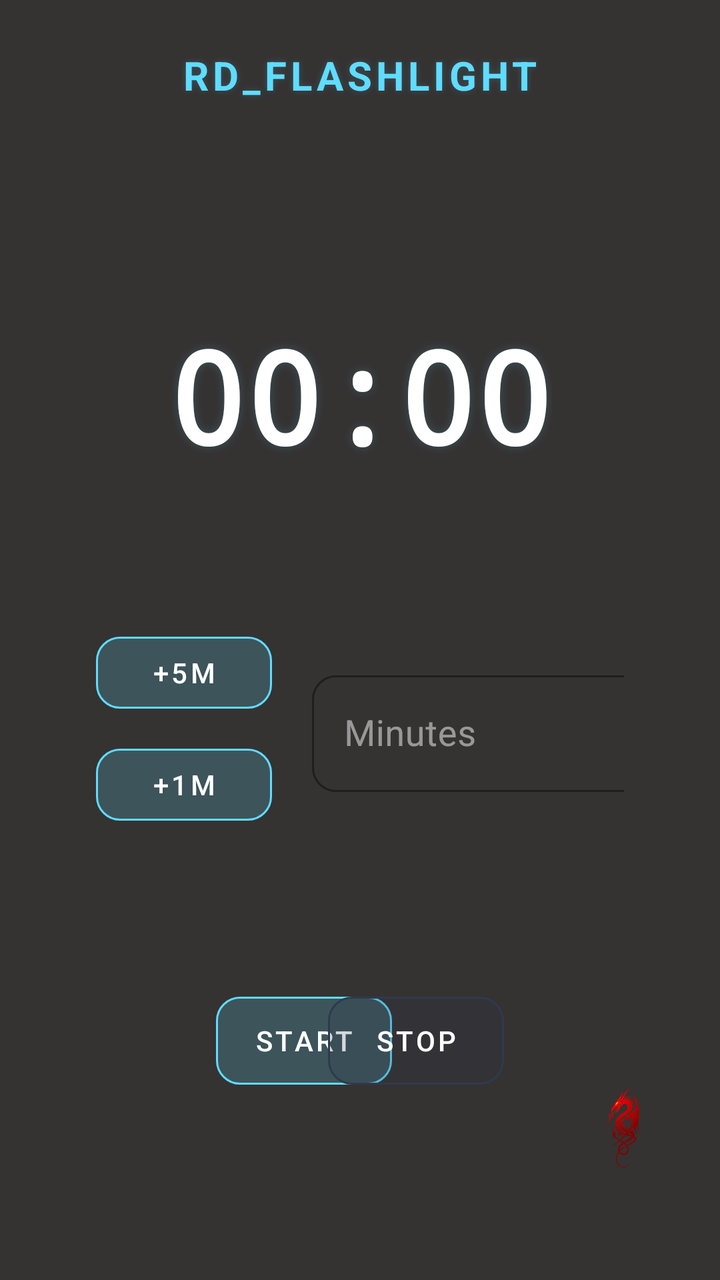
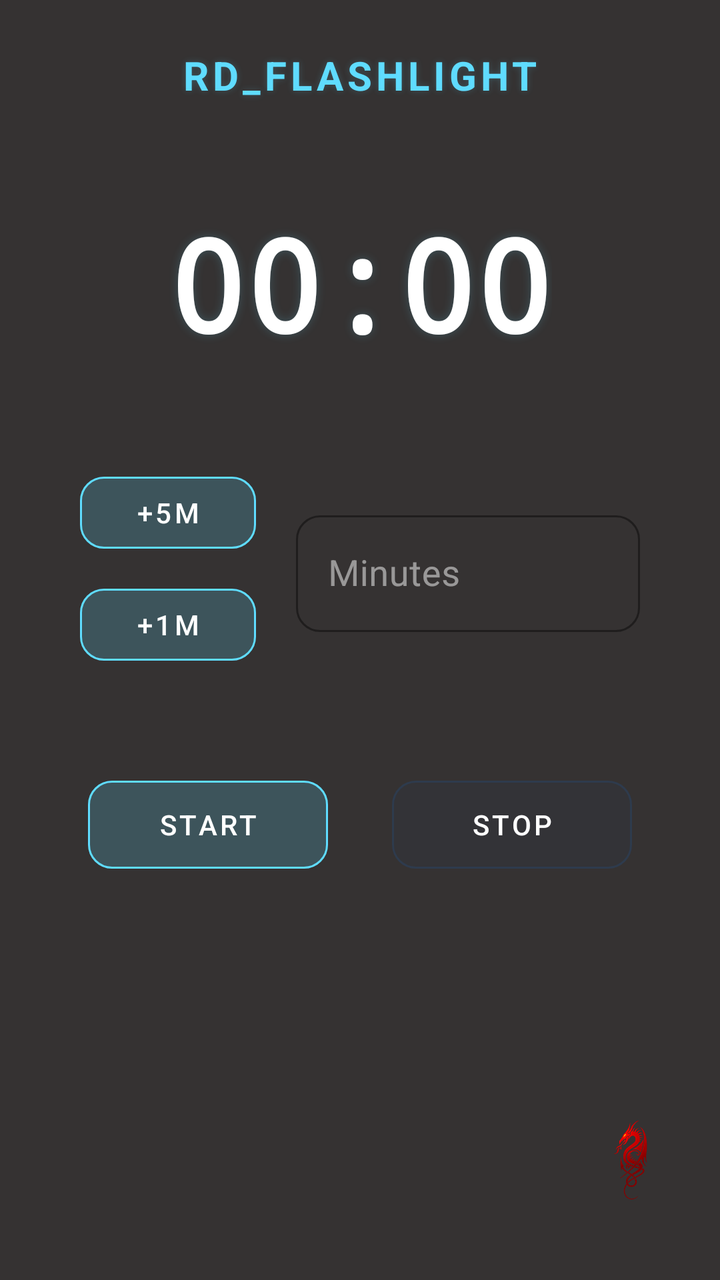

Screens rendered from an Android XML layout before and after an edit, with the pre-edit source and the edit as a unified diff.
<!-- AndroidManifest.xml: application theme AppTheme -->
<!-- res/layout/activity_main.xml -->
<?xml version="1.0" encoding="utf-8"?>
<androidx.constraintlayout.widget.ConstraintLayout
    xmlns:android="http://schemas.android.com/apk/res/android"
    xmlns:app="http://schemas.android.com/apk/res-auto"
    xmlns:tools="http://schemas.android.com/tools"
    android:layout_width="match_parent"
    android:layout_height="match_parent"
    android:background="#353232"
    android:padding="24dp"
    android:theme="@style/AppTheme">

    
    <TextView
        android:id="@+id/tvTitle"
        android:layout_width="wrap_content"
        android:layout_height="wrap_content"
        android:text="RD_FLASHLIGHT"
        android:textSize="20sp"
        android:textAllCaps="true"
        android:letterSpacing="0.1"
        app:layout_constraintTop_toTopOf="parent"
        app:layout_constraintStart_toStartOf="parent"
        app:layout_constraintEnd_toEndOf="parent"
        android:textAppearance="@style/TextAppearance.TitleGradient"/>

    

    
    <LinearLayout
        android:id="@+id/linearLayout"
        android:layout_width="wrap_content"
        android:layout_height="wrap_content"
        android:layout_marginTop="80dp"
        android:gravity="center"
        android:orientation="horizontal"
        app:layout_constraintEnd_toEndOf="parent"
        app:layout_constraintHorizontal_bias="0.498"
        app:layout_constraintStart_toStartOf="parent"
        app:layout_constraintTop_toBottomOf="@id/tvTitle">

        <ImageView
            android:layout_width="24dp"
            android:layout_height="24dp"
            android:layout_marginStart="8dp" />
    </LinearLayout>

    <com.google.android.material.card.MaterialCardView
        android:id="@+id/cardInput"
        android:layout_width="0dp"
        android:layout_height="wrap_content"
        app:cardBackgroundColor="#1E1E1E"
        app:cardCornerRadius="20dp"
        app:strokeColor="#334D4D4D"
        app:strokeWidth="1dp"
        app:layout_constraintTop_toBottomOf="@id/tvCountdown"
        app:layout_constraintStart_toStartOf="parent"
        app:layout_constraintEnd_toEndOf="parent"
        android:layout_marginTop="48dp"
        android:layout_marginHorizontal="16dp">

    </com.google.android.material.card.MaterialCardView>

    
    <LinearLayout
        android:id="@+id/linearLayout2"
        android:layout_width="0dp"
        android:layout_height="wrap_content"
        android:layout_marginTop="48dp"
        android:dividerPadding="16dp"
        android:gravity="center"
        android:orientation="horizontal"
        android:showDividers="middle"
        app:layout_constraintEnd_toEndOf="parent"
        app:layout_constraintStart_toStartOf="parent"
        app:layout_constraintTop_toBottomOf="@id/cardInput">


    </LinearLayout>

    <com.google.android.material.button.MaterialButton
        android:id="@+id/btnStart"
        style="@style/ControlButton"
        android:layout_width="wrap_content"
        android:layout_height="56dp"
        android:layout_marginStart="84dp"
        android:layout_marginTop="52dp"
        android:text="START"
        app:backgroundTint="#335FDCFF"
        app:layout_constraintStart_toStartOf="parent"
        app:layout_constraintTop_toBottomOf="@+id/linearLayout3"
        app:strokeColor="#5FDCFF"
        app:strokeWidth="1dp" />

    <com.google.android.material.button.MaterialButton
        android:id="@+id/btnStopService"
        style="@style/ControlButton"
        android:layout_width="wrap_content"
        android:layout_height="56dp"
        android:layout_marginTop="52dp"
        android:layout_marginEnd="84dp"
        android:text="STOP"
        app:backgroundTint="#332E3B4D"
        app:layout_constraintEnd_toEndOf="parent"
        app:layout_constraintTop_toBottomOf="@+id/linearLayout3"
        app:strokeColor="#2E3B4D"
        app:strokeWidth="1dp" />

    <LinearLayout
        android:id="@+id/linearLayout3"
        android:layout_width="match_parent"
        android:layout_height="wrap_content"
        android:gravity="center_vertical"
        android:orientation="horizontal"
        android:padding="24dp"
        app:layout_constraintEnd_toEndOf="parent"
        app:layout_constraintStart_toStartOf="parent"
        app:layout_constraintTop_toBottomOf="@+id/cardInput">

        
        <LinearLayout
            android:layout_width="wrap_content"
            android:layout_height="wrap_content"
            android:orientation="vertical"
            android:gravity="center">

            <com.google.android.material.button.MaterialButton
                android:id="@+id/btnAdd5Min"
                style="@style/ControlButton"
                android:layout_width="wrap_content"
                android:layout_height="48dp"
                android:text="+5m"
                app:backgroundTint="#335FDCFF"
                app:strokeColor="#5FDCFF"
                app:strokeWidth="1dp" />

            <com.google.android.material.button.MaterialButton
                android:id="@+id/btnAdd1Min"
                style="@style/ControlButton"
                android:layout_width="wrap_content"
                android:layout_height="48dp"
                android:layout_marginTop="8dp"
                android:text="+1m"
                app:backgroundTint="#335FDCFF"
                app:strokeColor="#5FDCFF"
                app:strokeWidth="1dp"/>
        </LinearLayout>
        <com.google.android.material.textfield.TextInputLayout
            style="@style/InputStyle"
            android:layout_width="0dp"
            android:layout_height="wrap_content"
            android:layout_weight="1"
            android:hint="Minutes">

            <com.google.android.material.textfield.TextInputEditText
                android:id="@+id/etMinutes"
                android:layout_width="216dp"
                android:layout_marginLeft="20dp"
                android:layout_height="wrap_content"
                android:inputType="number"
                android:maxLines="1"
                android:textColor="#FFFFFF"
                android:textSize="18sp" />
        </com.google.android.material.textfield.TextInputLayout>
    </LinearLayout>

    <TextView
        android:id="@+id/tvCountdown"
        android:layout_width="wrap_content"
        android:layout_height="wrap_content"
        android:fontFamily="monospace"
        android:shadowColor="#335FDCFF"
        android:shadowDx="0"
        android:shadowDy="0"
        android:shadowRadius="12"
        android:text="00:00"
        android:textColor="#FFFFFF"
        android:textSize="64sp"
        android:textStyle="bold"
        app:layout_constraintEnd_toEndOf="parent"
        app:layout_constraintStart_toStartOf="parent"
        app:layout_constraintTop_toBottomOf="@+id/linearLayout" />

    <ImageView
        android:id="@+id/ivLogo"
        android:layout_width="40dp"
        android:layout_height="40dp"
        android:layout_marginEnd="4dp"
        android:layout_marginBottom="32dp"
        android:src="@drawable/rdragon"
        app:layout_constraintBottom_toBottomOf="parent"
        app:layout_constraintEnd_toEndOf="parent" />

</androidx.constraintlayout.widget.ConstraintLayout>
<!-- resources referenced by this layout -->
<resources>
  <!-- drawable rdragon: png bitmap (drawable, 58167 bytes) -->
  <style name="AppTheme" parent="Theme.MaterialComponents.DayNight.NoActionBar">
          <item name="colorPrimary">#5FDCFF</item>
          <item name="colorPrimaryVariant">#2E3B4D</item>
          <item name="colorOnPrimary">#FFFFFF</item>
          <item name="colorSecondary">#5FDCFF</item>
          <item name="colorSecondaryVariant">#3A879D</item>
          <item name="colorOnSecondary">#0A0A0A</item>
          <item name="android:statusBarColor">#0A0A0A</item>
          <item name="android:navigationBarColor">#0A0A0A</item>
      </style>
  <style name="ControlButton" parent="Widget.MaterialComponents.Button.OutlinedButton">
          <item name="android:textSize">14sp</item>
          <item name="android:textColor">#FFFFFF</item>
          <item name="android:letterSpacing">0.1</item>
          <item name="iconTint">@color/white</item>
          <item name="iconSize">24dp</item>
          <item name="iconPadding">8dp</item>
          <item name="shapeAppearance">@style/ShapeAppearance.Button</item>
      </style>
  <style name="InputStyle" parent="Widget.MaterialComponents.TextInputLayout.OutlinedBox">
          <item name="boxStrokeColor">#5FDCFF</item>
          <item name="hintTextColor">#7FFFFFFF</item>
          <item name="android:textColorHint">#7FFFFFFF</item>
          <item name="boxCornerRadiusTopStart">12dp</item>
          <item name="boxCornerRadiusTopEnd">12dp</item>
          <item name="boxCornerRadiusBottomStart">12dp</item>
          <item name="boxCornerRadiusBottomEnd">12dp</item>
      </style>
  <style name="TextAppearance.TitleGradient" parent="TextAppearance.MaterialComponents.Headline5">
          <item name="android:textColor">#5FDCFF</item>
          <item name="android:textStyle">bold</item>
          <item name="android:shadowColor">#335FDCFF</item>
          <item name="android:shadowDx">0</item>
          <item name="android:shadowDy">0</item>
          <item name="android:shadowRadius">8</item>
      </style>
  <color name="white">#FFFFFFFF</color>
  <style name="ShapeAppearance.Button" parent="ShapeAppearance.MaterialComponents.SmallComponent">
          <item name="cornerSize">12dp</item>
      </style>
</resources>

<!-- the commit's change to res/layout/activity_main.xml (unified diff, before → after) -->
@@ -9,114 +9,49 @@
     android:padding="24dp"
     android:theme="@style/AppTheme">
 
-    
     <TextView
         android:id="@+id/tvTitle"
         android:layout_width="wrap_content"
         android:layout_height="wrap_content"
-        android:text="RD_FLASHLIGHT"
+        android:text="@string/title_app"
         android:textSize="20sp"
         android:textAllCaps="true"
         android:letterSpacing="0.1"
+        android:textAppearance="@style/TextAppearance.TitleGradient"
         app:layout_constraintTop_toTopOf="parent"
         app:layout_constraintStart_toStartOf="parent"
-        app:layout_constraintEnd_toEndOf="parent"
-        android:textAppearance="@style/TextAppearance.TitleGradient"/>
+        app:layout_constraintEnd_toEndOf="parent" />
 
-    
-
-    
-    <LinearLayout
-        android:id="@+id/linearLayout"
+    <TextView
+        android:id="@+id/tvCountdown"
         android:layout_width="wrap_content"
         android:layout_height="wrap_content"
-        android:layout_marginTop="80dp"
-        android:gravity="center"
+        android:layout_marginTop="48dp"
+        android:fontFamily="monospace"
+        android:shadowColor="#335FDCFF"
+        android:shadowDx="0"
+        android:shadowDy="0"
+        android:shadowRadius="12"
+        android:text="00:00"
+        android:textColor="#FFFFFF"
+        android:textSize="64sp"
+        android:textStyle="bold"
+        app:layout_constraintTop_toBottomOf="@id/tvTitle"
+        app:layout_constraintStart_toStartOf="parent"
+        app:layout_constraintEnd_toEndOf="parent" />
+
+    <LinearLayout
+        android:id="@+id/containerInput"
+        android:layout_width="match_parent"
+        android:layout_height="wrap_content"
+        android:layout_marginTop="48dp"
+        android:gravity="center_vertical"
         android:orientation="horizontal"
-        app:layout_constraintEnd_toEndOf="parent"
-        app:layout_constraintHorizontal_bias="0.498"
-        app:layout_constraintStart_toStartOf="parent"
-        app:layout_constraintTop_toBottomOf="@id/tvTitle">
-
-        <ImageView
-            android:layout_width="24dp"
-            android:layout_height="24dp"
-            android:layout_marginStart="8dp" />
-    </LinearLayout>
-
-    <com.google.android.material.card.MaterialCardView
-        android:id="@+id/cardInput"
-        android:layout_width="0dp"
-        android:layout_height="wrap_content"
-        app:cardBackgroundColor="#1E1E1E"
-        app:cardCornerRadius="20dp"
-        app:strokeColor="#334D4D4D"
-        app:strokeWidth="1dp"
+        android:paddingHorizontal="16dp"
         app:layout_constraintTop_toBottomOf="@id/tvCountdown"
         app:layout_constraintStart_toStartOf="parent"
-        app:layout_constraintEnd_toEndOf="parent"
-        android:layout_marginTop="48dp"
-        android:layout_marginHorizontal="16dp">
+        app:layout_constraintEnd_toEndOf="parent">
 
-    </com.google.android.material.card.MaterialCardView>
-
-    
-    <LinearLayout
-        android:id="@+id/linearLayout2"
-        android:layout_width="0dp"
-        android:layout_height="wrap_content"
-        android:layout_marginTop="48dp"
-        android:dividerPadding="16dp"
-        android:gravity="center"
-        android:orientation="horizontal"
-        android:showDividers="middle"
-        app:layout_constraintEnd_toEndOf="parent"
-        app:layout_constraintStart_toStartOf="parent"
-        app:layout_constraintTop_toBottomOf="@id/cardInput">
-
-
-    </LinearLayout>
-
-    <com.google.android.material.button.MaterialButton
-        android:id="@+id/btnStart"
-        style="@style/ControlButton"
-        android:layout_width="wrap_content"
-        android:layout_height="56dp"
-        android:layout_marginStart="84dp"
-        android:layout_marginTop="52dp"
-        android:text="START"
-        app:backgroundTint="#335FDCFF"
-        app:layout_constraintStart_toStartOf="parent"
-        app:layout_constraintTop_toBottomOf="@+id/linearLayout3"
-        app:strokeColor="#5FDCFF"
-        app:strokeWidth="1dp" />
-
-    <com.google.android.material.button.MaterialButton
-        android:id="@+id/btnStopService"
-        style="@style/ControlButton"
-        android:layout_width="wrap_content"
-        android:layout_height="56dp"
-        android:layout_marginTop="52dp"
-        android:layout_marginEnd="84dp"
-        android:text="STOP"
-        app:backgroundTint="#332E3B4D"
-        app:layout_constraintEnd_toEndOf="parent"
-        app:layout_constraintTop_toBottomOf="@+id/linearLayout3"
-        app:strokeColor="#2E3B4D"
-        app:strokeWidth="1dp" />
-
-    <LinearLayout
-        android:id="@+id/linearLayout3"
-        android:layout_width="match_parent"
-        android:layout_height="wrap_content"
-        android:gravity="center_vertical"
-        android:orientation="horizontal"
-        android:padding="24dp"
-        app:layout_constraintEnd_toEndOf="parent"
-        app:layout_constraintStart_toStartOf="parent"
-        app:layout_constraintTop_toBottomOf="@+id/cardInput">
-
-        
         <LinearLayout
             android:layout_width="wrap_content"
             android:layout_height="wrap_content"
@@ -128,7 +63,7 @@
                 style="@style/ControlButton"
                 android:layout_width="wrap_content"
                 android:layout_height="48dp"
-                android:text="+5m"
+                android:text="@string/btn_add_5m"
                 app:backgroundTint="#335FDCFF"
                 app:strokeColor="#5FDCFF"
                 app:strokeWidth="1dp" />
@@ -139,22 +74,23 @@
                 android:layout_width="wrap_content"
                 android:layout_height="48dp"
                 android:layout_marginTop="8dp"
-                android:text="+1m"
+                android:text="@string/btn_add_1m"
                 app:backgroundTint="#335FDCFF"
                 app:strokeColor="#5FDCFF"
-                app:strokeWidth="1dp"/>
+                app:strokeWidth="1dp" />
         </LinearLayout>
+
         <com.google.android.material.textfield.TextInputLayout
             style="@style/InputStyle"
             android:layout_width="0dp"
             android:layout_height="wrap_content"
+            android:layout_marginStart="20dp"
             android:layout_weight="1"
-            android:hint="Minutes">
+            android:hint="@string/hint_minutes">
 
             <com.google.android.material.textfield.TextInputEditText
                 android:id="@+id/etMinutes"
-                android:layout_width="216dp"
-                android:layout_marginLeft="20dp"
+                android:layout_width="match_parent"
                 android:layout_height="wrap_content"
                 android:inputType="number"
                 android:maxLines="1"
@@ -163,29 +99,45 @@
         </com.google.android.material.textfield.TextInputLayout>
     </LinearLayout>
 
-    <TextView
-        android:id="@+id/tvCountdown"
-        android:layout_width="wrap_content"
+    <LinearLayout
+        android:id="@+id/containerButtons"
+        android:layout_width="match_parent"
         android:layout_height="wrap_content"
-        android:fontFamily="monospace"
-        android:shadowColor="#335FDCFF"
-        android:shadowDx="0"
-        android:shadowDy="0"
-        android:shadowRadius="12"
-        android:text="00:00"
-        android:textColor="#FFFFFF"
-        android:textSize="64sp"
-        android:textStyle="bold"
-        app:layout_constraintEnd_toEndOf="parent"
+        android:layout_marginTop="48dp"
+        android:gravity="center"
+        android:orientation="horizontal"
+        app:layout_constraintTop_toBottomOf="@id/containerInput"
         app:layout_constraintStart_toStartOf="parent"
-        app:layout_constraintTop_toBottomOf="@+id/linearLayout" />
+        app:layout_constraintEnd_toEndOf="parent">
+
+        <com.google.android.material.button.MaterialButton
+            android:id="@+id/btnStart"
+            style="@style/ControlButton"
+            android:layout_width="120dp"
+            android:layout_height="56dp"
+            android:layout_marginEnd="16dp"
+            android:text="@string/btn_start"
+            app:backgroundTint="#335FDCFF"
+            app:strokeColor="#5FDCFF"
+            app:strokeWidth="1dp" />
+
+        <com.google.android.material.button.MaterialButton
+            android:id="@+id/btnStop"
+            style="@style/ControlButton"
+            android:layout_width="120dp"
+            android:layout_height="56dp"
+            android:layout_marginStart="16dp"
+            android:text="@string/btn_stop"
+            app:backgroundTint="#332E3B4D"
+            app:strokeColor="#2E3B4D"
+            app:strokeWidth="1dp" />
+    </LinearLayout>
 
     <ImageView
         android:id="@+id/ivLogo"
         android:layout_width="40dp"
         android:layout_height="40dp"
-        android:layout_marginEnd="4dp"
-        android:layout_marginBottom="32dp"
+        android:layout_marginBottom="16dp"
         android:src="@drawable/rdragon"
         app:layout_constraintBottom_toBottomOf="parent"
         app:layout_constraintEnd_toEndOf="parent" />
<!-- resource entries referenced after the edit -->
@@ -1,6 +1,12 @@
 <!-- resources referenced by this layout -->
 <resources>
   <!-- drawable rdragon: png bitmap (drawable, 58167 bytes) -->
+  <string name="btn_add_1m">+1m</string>
+  <string name="btn_add_5m">+5m</string>
+  <string name="btn_start">START</string>
+  <string name="btn_stop">STOP</string>
+  <string name="hint_minutes">Minutes</string>
+  <string name="title_app">RD_FLASHLIGHT</string>
   <style name="AppTheme" parent="Theme.MaterialComponents.DayNight.NoActionBar">
           <item name="colorPrimary">#5FDCFF</item>
           <item name="colorPrimaryVariant">#2E3B4D</item>
